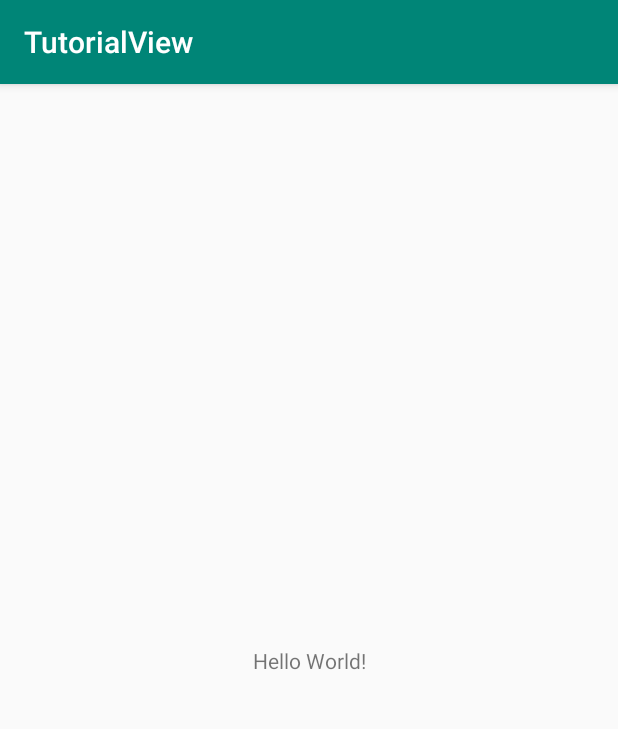
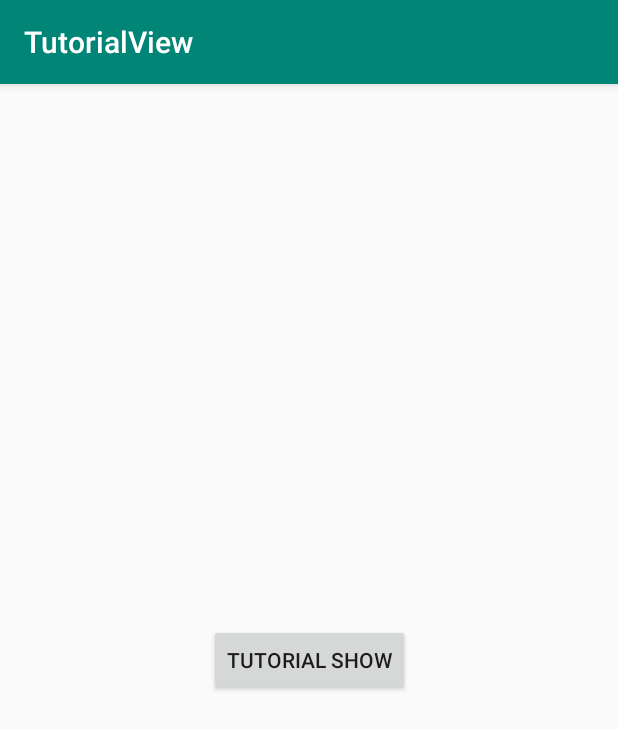
Before and after one commit to RujiraKongsomran/TutorialView, an Android app: the screen it shows after launch (MainActivity), on a phone screen of 412 x 824 dp. Shown: the top 729 px of the screen. Run offline under Robolectric (Android 15) with nearby library versions, the phone set to English and light mode, and no system bars.

Commit message:
Add Button in MainActivity

```diff
--- a/app/src/main/res/layout/activity_main.xml
+++ b/app/src/main/res/layout/activity_main.xml
@@ -6,10 +6,11 @@
     android:layout_height="match_parent"
     tools:context=".MainActivity">
 
-    <TextView
+    <Button
+        android:id="@+id/btnTutorial"
         android:layout_width="wrap_content"
         android:layout_height="wrap_content"
-        android:text="Hello World!"
+        android:text="Tutorial Show"
         app:layout_constraintBottom_toBottomOf="parent"
         app:layout_constraintLeft_toLeftOf="parent"
         app:layout_constraintRight_toRightOf="parent"
```
